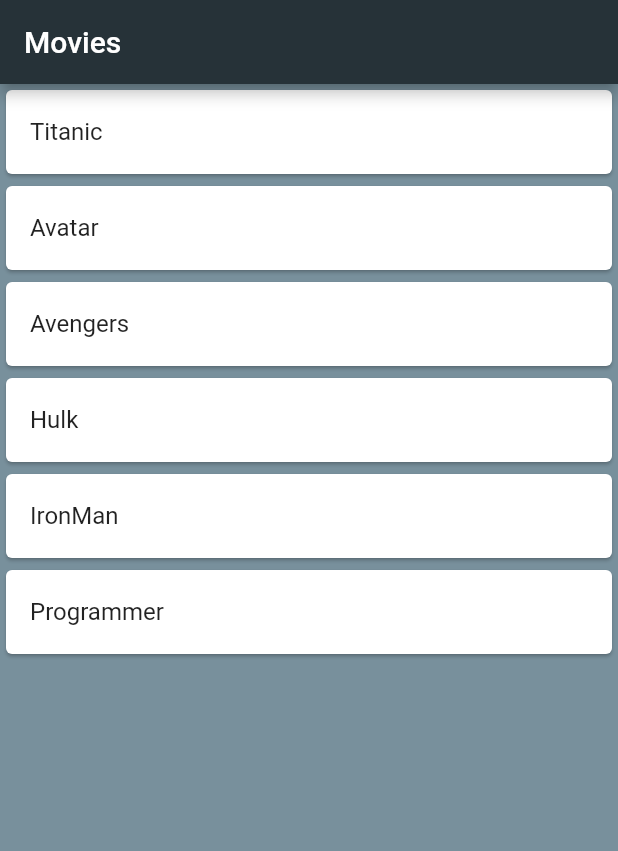
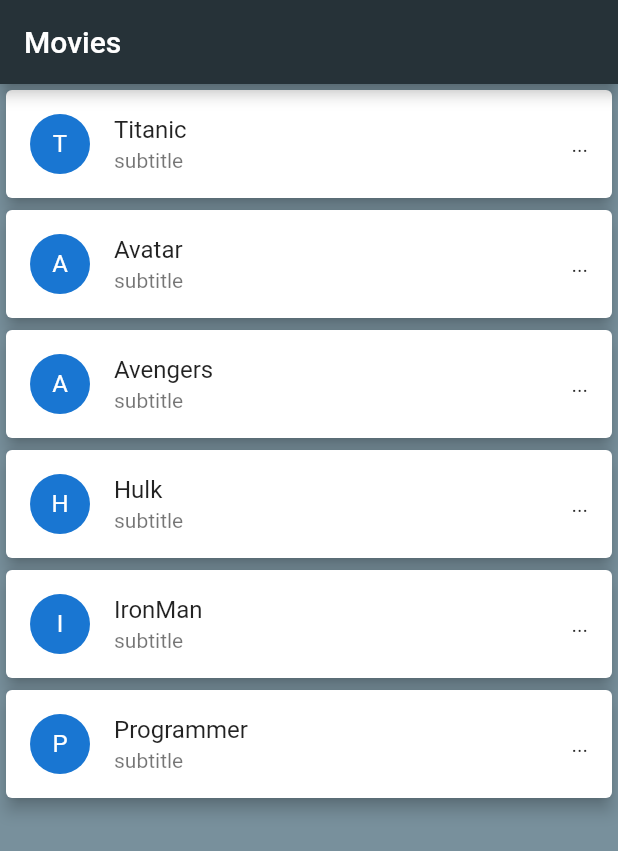
Before and after one commit to DevSanket/Flutter-Apps, a Flutter app: the screen it shows after launch, on a phone screen of 412 x 824 dp. Shown: the top 851 px of the screen. Run offline on Flutter 3.47's test engine with Material 2 defaults, Android fonts, the phone set to English and light mode, and no system bars.

Commit message:
Components are adding in app

```diff
--- a/my_movie_app/lib/ui/MovieListView.dart
+++ b/my_movie_app/lib/ui/MovieListView.dart
@@ -23,9 +23,22 @@ class MovieListView extends StatelessWidget {
            itemCount: Movies.length,
           itemBuilder: (BuildContext context,int index){
           return Card(
+            elevation: 4.5,
             color: Colors.white,
             child: ListTile(
+              leading: CircleAvatar(
+                child: Container(
+                  decoration: BoxDecoration(
+                    color: Colors.transparent,
+                    borderRadius: BorderRadius.circular(13.9)
+                  ),
+                  child: Text(Movies[index][0]),
+                ),
+              ),
+              trailing: Text("..."),
+              subtitle: Text("subtitle"),
               title: Text(Movies[index]),
+              onTap: () => debugPrint("Movie Name : ${Movies[index]}"),
             ),
           );
       }),
```
